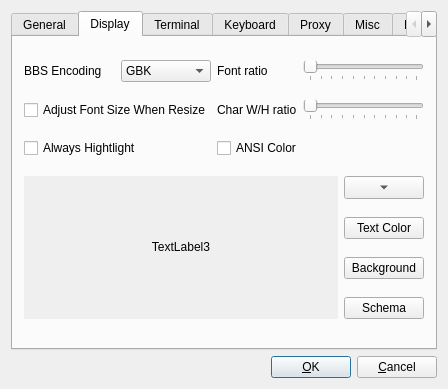
The window that src/ui/addrdialog.ui (hosiet/fqterm) describes before a commit, drawn with Qt 5.
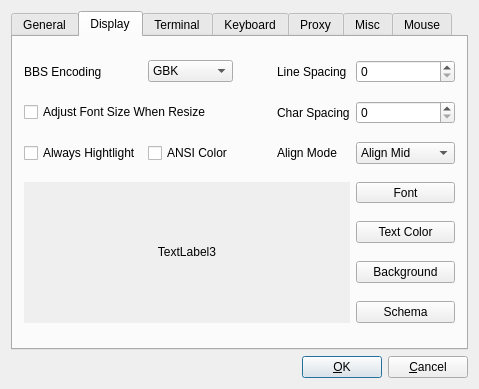
The same window after the commit. The open tabs and pages were chosen to show the change.

```diff
--- a/src/ui/addrdialog.ui
+++ b/src/ui/addrdialog.ui
@@ -1,19 +1,19 @@
 <ui version="4.0" >
  <class>addrDialog</class>
- <widget class="QDialog" name="addrDialog" >
-  <property name="geometry" >
+ <widget class="QDialog" name="addrDialog">
+  <property name="geometry">
    <rect>
     <x>0</x>
     <y>0</y>
-    <width>448</width>
+    <width>479</width>
     <height>360</height>
    </rect>
   </property>
   <property name="windowTitle" >
    <string>Site Setting</string>
   </property>
-  <layout class="QGridLayout" >
-   <item row="1" column="0" >
+  <layout class="QGridLayout" name="gridLayout_4">
+   <item row="1" column="0">
     <spacer>
      <property name="orientation" >
       <enum>Qt::Horizontal</enum>
@@ -26,16 +26,16 @@
      </property>
     </spacer>
    </item>
-   <item row="1" column="1" >
-    <widget class="QPushButton" name="applyPushButton" >
-     <property name="text" >
+   <item row="1" column="1">
+    <widget class="QPushButton" name="applyPushButton">
+     <property name="text">
       <string>&amp;OK</string>
      </property>
     </widget>
    </item>
-   <item row="1" column="2" >
-    <widget class="QPushButton" name="closePushButton" >
-     <property name="text" >
+   <item row="1" column="2">
+    <widget class="QPushButton" name="closePushButton">
+     <property name="text">
       <string>&amp;Cancel</string>
      </property>
      <property name="shortcut" >
@@ -46,9 +46,9 @@
      </property>
     </widget>
    </item>
-   <item row="0" column="0" colspan="3" >
-    <widget class="QTabWidget" name="tabWidget" >
-     <property name="currentIndex" >
+   <item row="0" column="0" colspan="3">
+    <widget class="QTabWidget" name="tabWidget">
+     <property name="currentIndex">
       <number>0</number>
      </property>
      <widget class="QWidget" name="Widget2" >
@@ -274,16 +274,8 @@
        </item>
       </layout>
      </widget>
-     <widget class="QWidget" name="tab1" >
-      <property name="geometry" >
-       <rect>
-        <x>8</x>
-        <y>28</y>
-        <width>424</width>
-        <height>285</height>
-       </rect>
-      </property>
-      <attribute name="title" >
+     <widget class="QWidget" name="tab1">
+      <attribute name="title">
        <string>Display</string>
       </attribute>
       <layout class="QGridLayout" name="gridLayout_3" >
@@ -313,64 +305,23 @@
          </item>
         </widget>
        </item>
-       <item row="0" column="2" >
-        <widget class="QLabel" name="label_3" >
-         <property name="text" >
-          <string>Font ratio</string>
-         </property>
-        </widget>
-       </item>
-       <item row="0" column="3" colspan="2" >
-        <widget class="QSlider" name="fontRatioSlider" >
-         <property name="orientation" >
-          <enum>Qt::Horizontal</enum>
-         </property>
-         <property name="tickPosition" >
-          <enum>QSlider::TicksBelow</enum>
-         </property>
-        </widget>
-       </item>
-       <item row="1" column="0" colspan="2" >
-        <widget class="QCheckBox" name="autofontCheckBox" >
-         <property name="text" >
+       <item row="1" column="0" colspan="2">
+        <widget class="QCheckBox" name="autofontCheckBox">
+         <property name="text">
           <string>Adjust Font Size When Resize</string>
          </property>
         </widget>
        </item>
-       <item row="1" column="2" >
-        <widget class="QLabel" name="label_2" >
-         <property name="text" >
-          <string>Char W/H ratio</string>
-         </property>
-        </widget>
-       </item>
-       <item row="1" column="3" colspan="2" >
-        <widget class="QSlider" name="charRatioSlider" >
-         <property name="orientation" >
-          <enum>Qt::Horizontal</enum>
-         </property>
-         <property name="tickPosition" >
-          <enum>QSlider::TicksBelow</enum>
-         </property>
-        </widget>
-       </item>
-       <item row="2" column="0" colspan="2" >
-        <widget class="QCheckBox" name="highlightCheckBox" >
-         <property name="text" >
+       <item row="2" column="0">
+        <widget class="QCheckBox" name="highlightCheckBox">
+         <property name="text">
           <string>Always Hightlight</string>
          </property>
         </widget>
        </item>
-       <item row="2" column="2" colspan="2" >
-        <widget class="QCheckBox" name="ansicolorCheckBox" >
-         <property name="text" >
-          <string>ANSI Color</string>
-         </property>
-        </widget>
-       </item>
-       <item rowspan="4" row="3" column="0" colspan="4" >
-        <widget class="QLabel" name="fontPreviewer" >
-         <property name="autoFillBackground" >
+       <item row="3" column="0" rowspan="4" colspan="4">
+        <widget class="QLabel" name="fontPreviewer">
+         <property name="autoFillBackground">
           <bool>true</bool>
          </property>
          <property name="text" >
@@ -398,7 +349,10 @@
          <property name="popupMode" >
           <enum>QToolButton::InstantPopup</enum>
          </property>
-         <property name="arrowType" >
+         <property name="toolButtonStyle">
+          <enum>Qt::ToolButtonTextOnly</enum>
+         </property>
+         <property name="arrowType">
           <enum>Qt::DownArrow</enum>
          </property>
         </widget>
@@ -424,6 +378,59 @@
          </property>
         </widget>
        </item>
+       <item row="2" column="3">
+        <widget class="QLabel" name="label_4">
+         <property name="text">
+          <string>Align Mode</string>
+         </property>
+        </widget>
+       </item>
+       <item row="0" column="4">
+        <widget class="QSpinBox" name="lineSpacingSpinBox"/>
+       </item>
+       <item row="0" column="3">
+        <widget class="QLabel" name="label_3">
+         <property name="text">
+          <string>Line Spacing</string>
+         </property>
+        </widget>
+       </item>
+       <item row="1" column="4">
+        <widget class="QSpinBox" name="charSpacingSpinBox"/>
+       </item>
+       <item row="1" column="3">
+        <widget class="QLabel" name="label_2">
+         <property name="text">
+          <string>Char Spacing</string>
+         </property>
+        </widget>
+       </item>
+       <item row="2" column="1">
+        <widget class="QCheckBox" name="ansicolorCheckBox">
+         <property name="text">
+          <string>ANSI Color</string>
+         </property>
+        </widget>
+       </item>
+       <item row="2" column="4">
+        <widget class="QComboBox" name="alignComboBox">
+         <item>
+          <property name="text">
+           <string>Align Mid</string>
+          </property>
+         </item>
+         <item>
+          <property name="text">
+           <string>Align Bottom</string>
+          </property>
+         </item>
+         <item>
+          <property name="text">
+           <string>Align Top</string>
+          </property>
+         </item>
+        </widget>
+       </item>
       </layout>
      </widget>
      <widget class="QWidget" name="tab2" >
@@ -980,7 +987,7 @@
    </item>
   </layout>
  </widget>
- <layoutdefault spacing="6" margin="11" />
+ <layoutdefault spacing="6" margin="11"/>
  <tabstops>
   <tabstop>tabWidget</tabstop>
   <tabstop>nameLineEdit</tabstop>
```
Left out of the diff: 746 changed lines with no effect on the pictures.
